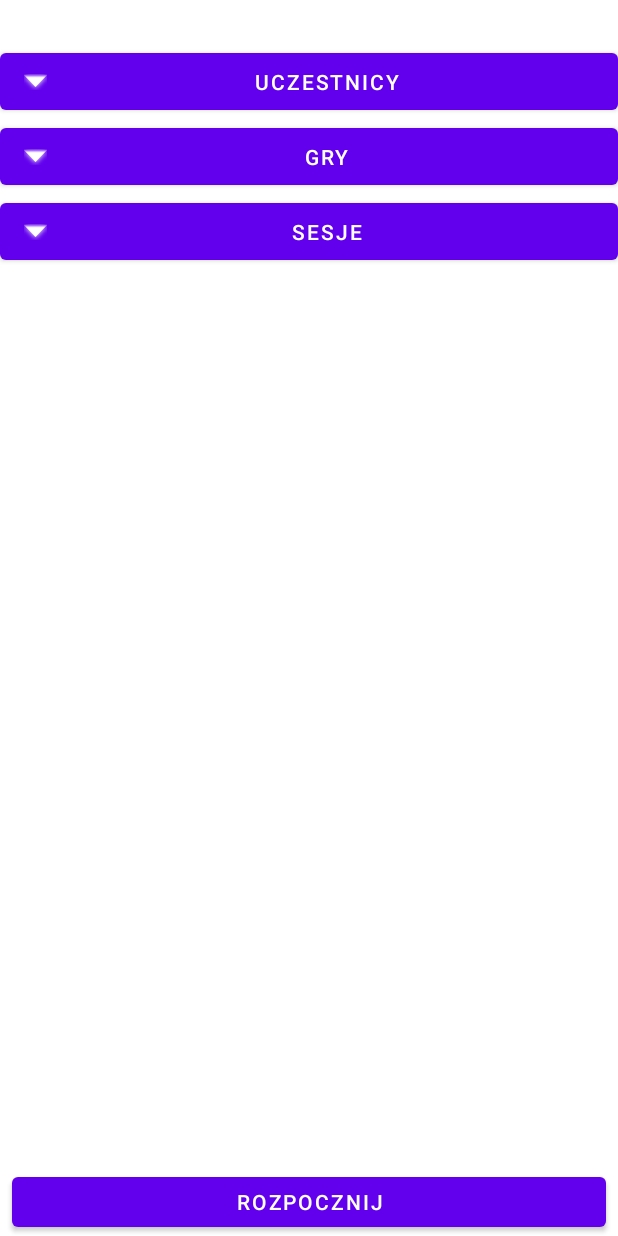
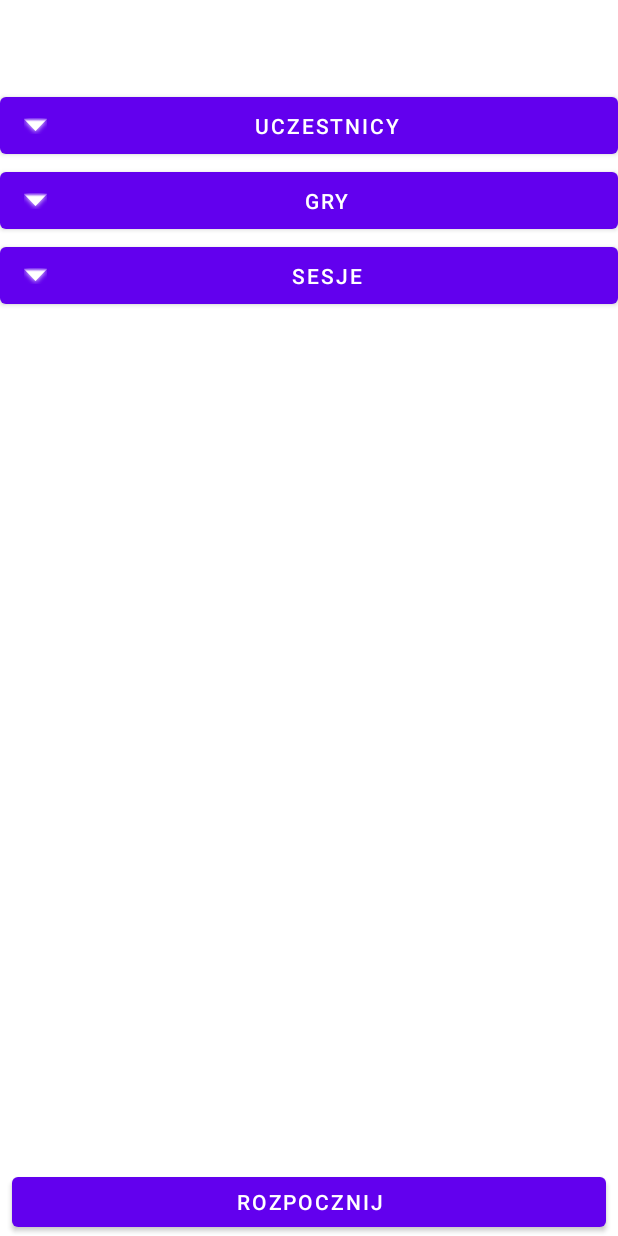
Before and after one commit to staniakm/BoardGameTracker, an Android app: the layout activity_event.xml on its own in the app's theme, with its tools: preview values and no code run, on a phone screen of 412 x 824 dp. Run offline under Robolectric (Android 15) with nearby library versions, the phone set to English and light mode, and no system bars.

Commit message:
include different views in event detail view

```diff
--- a/app/src/main/res/layout/activity_event.xml
+++ b/app/src/main/res/layout/activity_event.xml
@@ -17,65 +17,37 @@
         app:layout_constraintStart_toStartOf="parent"
         app:layout_constraintTop_toTopOf="parent" />
 
-    <Button
-        android:id="@+id/participants"
+    <include
+        android:id="@+id/menu"
+        layout="@layout/event_main_view"
         android:layout_width="match_parent"
-        android:layout_height="50dp"
-        android:text="Uczestnicy"
-        app:icon="@android:drawable/arrow_down_float"
-        app:layout_constraintEnd_toEndOf="parent"
-        app:layout_constraintStart_toStartOf="parent"
+        android:layout_height="wrap_content"
         app:layout_constraintTop_toBottomOf="@id/eventName" />
 
-    <androidx.recyclerview.widget.RecyclerView
-        android:id="@+id/rvParticipants"
-        android:layout_width="0dp"
-        android:layout_height="0dp"
+    <include
+        layout="@layout/event_games_view"
+        android:layout_width="match_parent"
+        android:layout_height="match_parent"
         android:visibility="gone"
-        app:layout_constraintBottom_toTopOf="@+id/layoutSession"
-        app:layout_constraintEnd_toEndOf="parent"
-        app:layout_constraintStart_toStartOf="parent"
-        app:layout_constraintTop_toBottomOf="@+id/games" />
+        app:layout_constraintBottom_toTopOf="@id/layoutSession"
+        app:layout_constraintTop_toBottomOf="@id/eventName" />
 
-    <Button
-        android:id="@+id/games"
+    <include
+        layout="@layout/event_participants_view"
         android:layout_width="match_parent"
-        android:layout_height="50dp"
-        android:text="Gry"
-        app:icon="@android:drawable/arrow_down_float"
-        app:layout_constraintEnd_toEndOf="parent"
-        app:layout_constraintStart_toStartOf="parent"
-        app:layout_constraintTop_toBottomOf="@id/participants" />
+        android:layout_height="match_parent"
+        android:visibility="gone"
+        app:layout_constraintBottom_toTopOf="@id/layoutSession"
+        app:layout_constraintTop_toBottomOf="@id/eventName" />
 
-    <androidx.recyclerview.widget.RecyclerView
-        android:id="@+id/rvGames"
+    <include
+        layout="@layout/event_sessions_view"
         android:layout_width="match_parent"
-        android:layout_height="0dp"
+        android:layout_height="match_parent"
         android:visibility="gone"
-        app:layout_constraintBottom_toTopOf="@+id/layoutSession"
-        app:layout_constraintEnd_toEndOf="parent"
-        app:layout_constraintStart_toStartOf="parent"
-        app:layout_constraintTop_toBottomOf="@+id/games" />
+        app:layout_constraintBottom_toTopOf="@id/layoutSession"
+        app:layout_constraintTop_toBottomOf="@id/eventName" />
 
-    <Button
-        android:id="@+id/sessions"
-        android:layout_width="match_parent"
-        android:layout_height="50dp"
-        android:text="Sesje"
-        app:icon="@android:drawable/arrow_down_float"
-        app:layout_constraintEnd_toEndOf="parent"
-        app:layout_constraintStart_toStartOf="parent"
-        app:layout_constraintTop_toBottomOf="@id/games" />
-
-    <androidx.recyclerview.widget.RecyclerView
-        android:id="@+id/rvSessions"
-        android:layout_width="match_parent"
-        android:layout_height="0dp"
-        android:visibility="gone"
-        app:layout_constraintBottom_toTopOf="@+id/layoutSession"
-        app:layout_constraintEnd_toEndOf="parent"
-        app:layout_constraintStart_toStartOf="parent"
-        app:layout_constraintTop_toBottomOf="@+id/sessions" />
     <LinearLayout
         android:id="@+id/layoutSession"
         android:layout_width="match_parent"
@@ -84,6 +56,7 @@
         app:layout_constraintBottom_toTopOf="@+id/layoutProcess"
         app:layout_constraintEnd_toEndOf="parent"
         app:layout_constraintStart_toStartOf="parent">
+
         <Button
             android:id="@+id/create_session"
             android:layout_width="match_parent"
@@ -91,9 +64,10 @@
             android:layout_marginStart="8dp"
             android:layout_marginEnd="8dp"
             android:layout_weight="1"
-            android:visibility="gone"
-            android:text="Rozpocznij sesję" />
+            android:text="Rozpocznij sesję"
+            android:visibility="gone" />
     </LinearLayout>
+
     <LinearLayout
         android:id="@+id/layoutProcess"
         android:layout_width="match_parent"
@@ -102,6 +76,7 @@
         app:layout_constraintBottom_toBottomOf="parent"
         app:layout_constraintEnd_toEndOf="parent"
         app:layout_constraintStart_toStartOf="parent">
+
         <Button
             android:id="@+id/process_event"
             android:layout_width="match_parent"
--- a/app/src/main/res/layout/event_games_view.xml
+++ b/app/src/main/res/layout/event_games_view.xml
@@ -13,7 +13,9 @@
         android:text="Gry"
         app:icon="@android:drawable/arrow_down_float"
         app:layout_constraintEnd_toEndOf="parent"
-        app:layout_constraintStart_toStartOf="parent" />
+        app:layout_constraintStart_toStartOf="parent"
+        app:layout_constraintTop_toTopOf="parent"
+        />
 
     <androidx.recyclerview.widget.RecyclerView
         android:id="@+id/rvGames"
```
